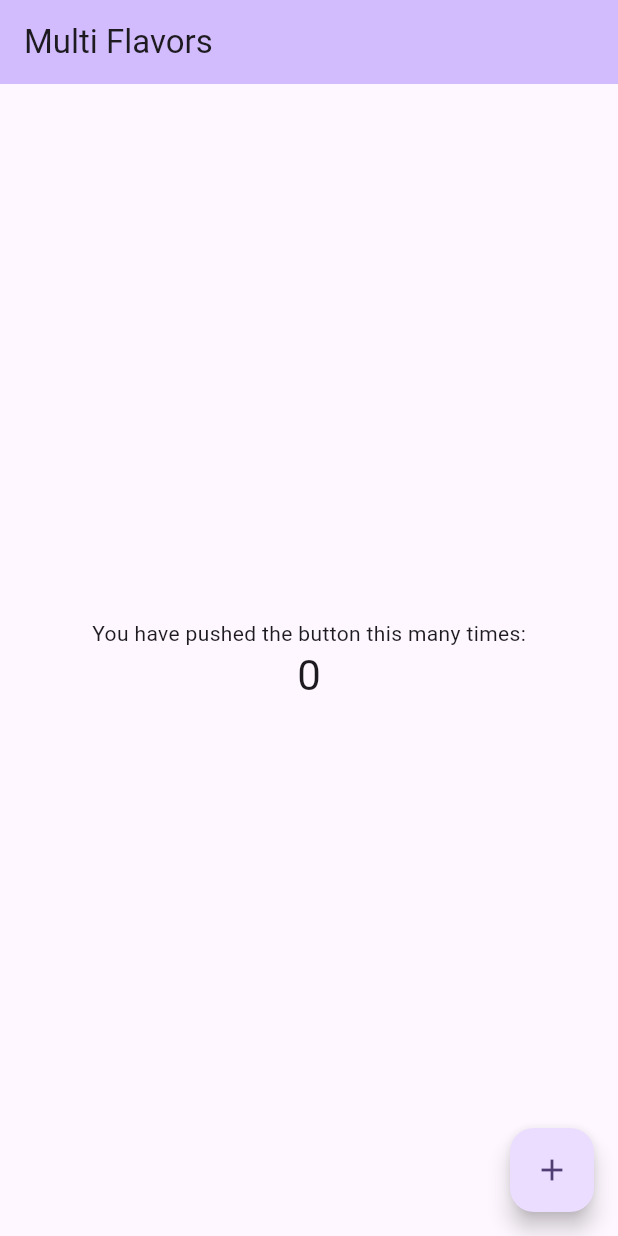
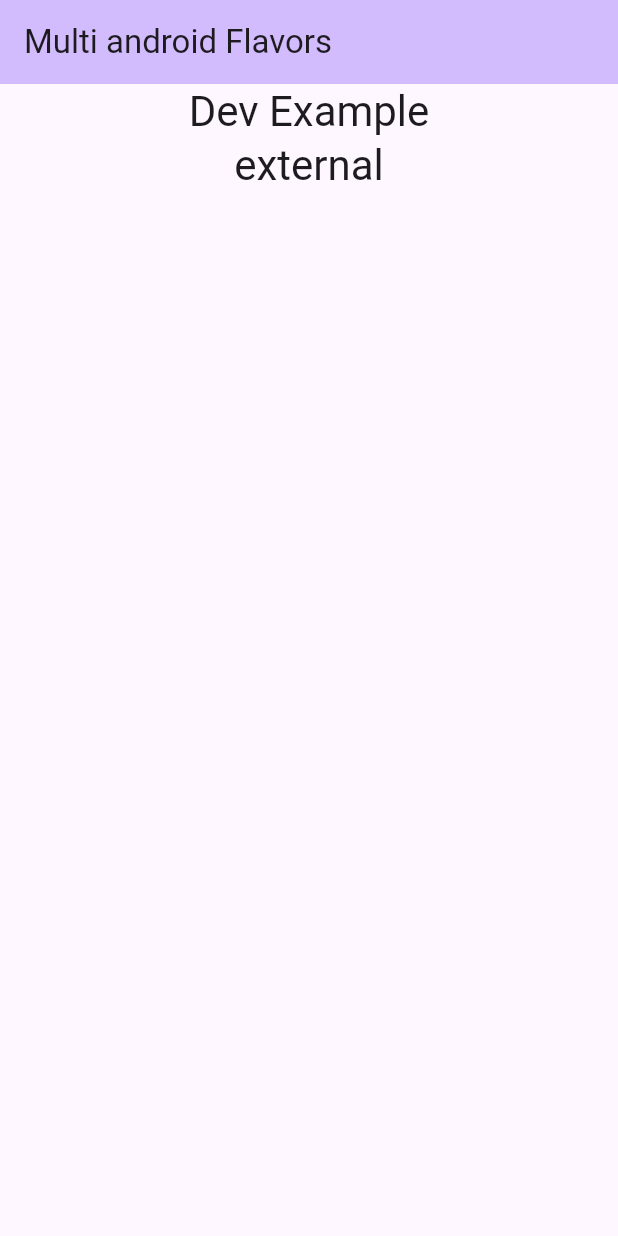
Before and after one commit to kjxbyz/multi_flavors, a Flutter app: the screen it shows after launch, on a phone screen of 412 x 824 dp. Run offline on Flutter 3.47's test engine with Material 3 defaults, Android fonts, the phone set to English and light mode, and no system bars.

```diff
--- a/lib/main.dart
+++ b/lib/app.dart
@@ -1,8 +1,7 @@
+import 'package:flutter/foundation.dart';
 import 'package:flutter/material.dart';
 
-void main() {
-  runApp(const MyApp());
-}
+import 'app_config.dart';
 
 class MyApp extends StatelessWidget {
   const MyApp({super.key});
@@ -15,13 +14,13 @@ class MyApp extends StatelessWidget {
         colorScheme: ColorScheme.fromSeed(seedColor: Colors.deepPurple),
         useMaterial3: true,
       ),
-      home: const MyHomePage(title: 'Multi Flavors'),
+      home: MyHomePage(title: 'Multi ${defaultTargetPlatform.name} Flavors'),
     );
   }
 }
 
 class MyHomePage extends StatefulWidget {
-  const MyHomePage({super.key, required this.title});
+  const MyHomePage({required this.title, super.key});
 
   final String title;
 
@@ -30,14 +29,6 @@ class MyHomePage extends StatefulWidget {
 }
 
 class _MyHomePageState extends State<MyHomePage> {
-  int _counter = 0;
-
-  void _incrementCounter() {
-    setState(() {
-      _counter++;
-    });
-  }
-
   @override
   Widget build(BuildContext context) {
     return Scaffold(
@@ -47,23 +38,18 @@ class _MyHomePageState extends State<MyHomePage> {
       ),
       body: Center(
         child: Column(
-          mainAxisAlignment: MainAxisAlignment.center,
-          children: <Widget>[
-            const Text(
-              'You have pushed the button this many times:',
+          children: [
+            Text(
+              AppConfig.shared.appName,
+              style: Theme.of(context).textTheme.headlineMedium,
             ),
             Text(
-              '$_counter',
+              AppConfig.shared.flavor.name,
               style: Theme.of(context).textTheme.headlineMedium,
             ),
           ],
         ),
       ),
-      floatingActionButton: FloatingActionButton(
-        onPressed: _incrementCounter,
-        tooltip: 'Increment',
-        child: const Icon(Icons.add),
-      ),
     );
   }
 }
--- /dev/null
+++ b/lib/app_config.dart
@@ -0,0 +1,19 @@
+enum Flavor { internal, external }
+
+class AppConfig {
+  String appName = "";
+  String baseUrl = "";
+  Flavor flavor = Flavor.internal;
+
+  static AppConfig shared = AppConfig.create();
+
+  factory AppConfig.create({
+    String appName = "",
+    String baseUrl = "",
+    Flavor flavor = Flavor.internal,
+  }) {
+    return shared = AppConfig(appName, baseUrl, flavor);
+  }
+
+  AppConfig(this.appName, this.baseUrl, this.flavor);
+}
--- /dev/null
+++ b/lib/main_external.dart
@@ -0,0 +1,14 @@
+import 'package:flutter/material.dart';
+
+import 'app.dart';
+import 'app_config.dart';
+
+void main() {
+  AppConfig.create(
+    appName: "Dev Example",
+    baseUrl: "https://dwirandyh.com",
+    flavor: Flavor.external,
+  );
+
+  runApp(const MyApp());
+}
```
Also changed, not shown: lib/main_internal.dart (added, +14 -0 lines), pubspec.yaml (+3 -4 lines), scripts/gen_xcconfig.dart (added, +50 -0 lines), pubspec.lock, 15 other files.
